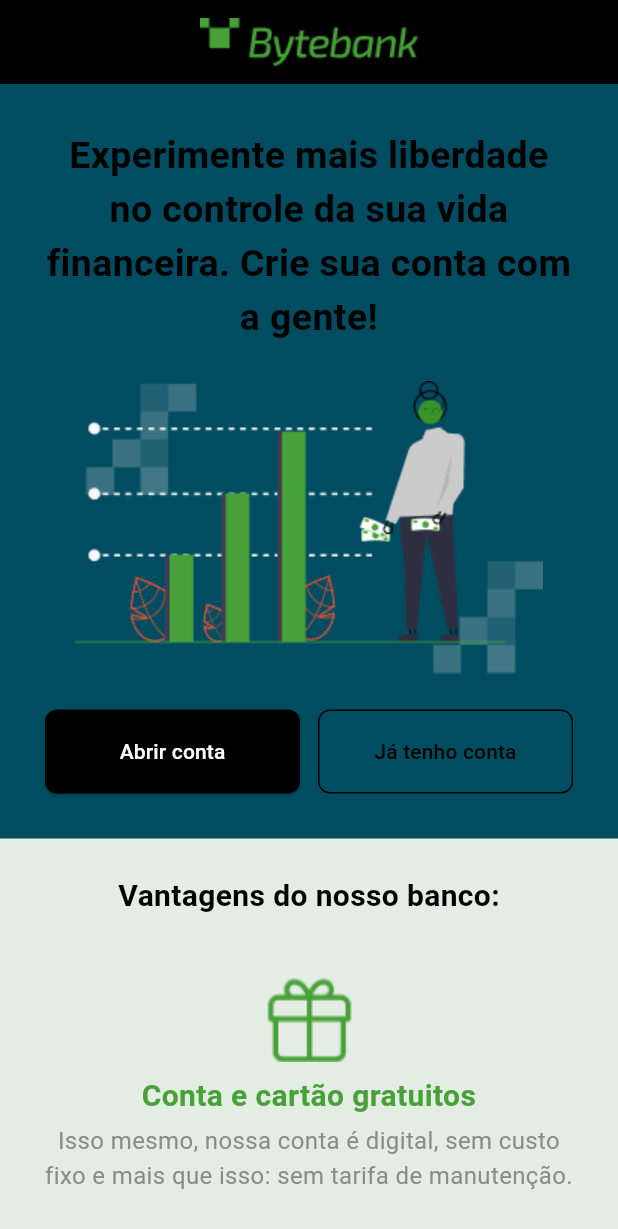
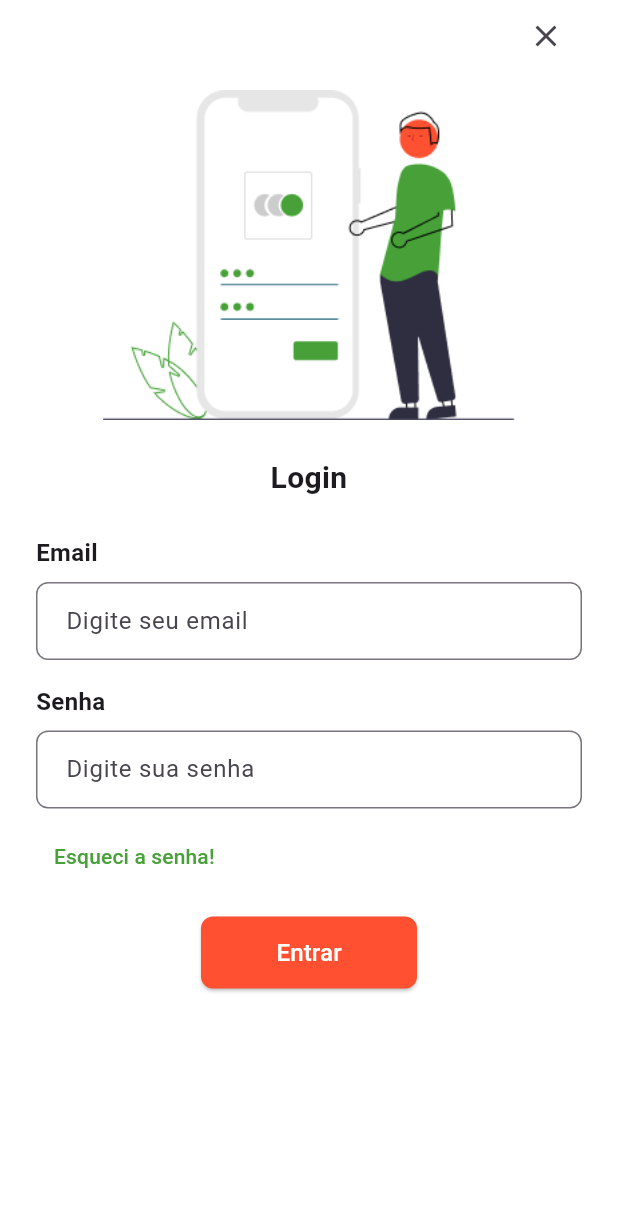
Before and after one commit to gioniemeyer/flutter_byte_bank, a Flutter app: the screen it shows after launch, after a tap on "Já tenho conta", on a phone screen of 412 x 824 dp. Shown: the top 1229 px of the screen. Run offline on Flutter 3.47's test engine with Material 3 defaults, Android fonts, the phone set to English and light mode, and no system bars.

Commit message:
adding login page

```diff
--- a/lib/components/landing_page.dart
+++ b/lib/components/landing_page.dart
@@ -62,7 +62,13 @@ class LandingPage extends StatelessWidget {
                           onPressed: () {
                             // abrir conta
                           },
-                          child: const Text('Abrir conta'),
+                          child: const Text(
+                            'Abrir conta',
+                            style: TextStyle(
+                              fontSize: 16,
+                              fontWeight: FontWeight.bold,
+                            ),
+                          ),
                         ),
                       ),
                       const SizedBox(width: 12),
@@ -70,16 +76,25 @@ class LandingPage extends StatelessWidget {
                         child: OutlinedButton(
                           style: OutlinedButton.styleFrom(
                             foregroundColor: AppColors.secondaryText,
-                            side: const BorderSide(color: AppColors.secondaryText),
+                            side: const BorderSide(
+                              color: AppColors.secondaryText,
+                              width: 2,
+                            ),
                             padding: const EdgeInsets.all(18),
                             shape: RoundedRectangleBorder(
                               borderRadius: BorderRadius.circular(8),
                             ),
                           ),
                           onPressed: () {
-                            Navigator.of(context).pushReplacementNamed(Routes.login);
+                            Navigator.of(context).pushNamed(Routes.login);
                           },
-                          child: const Text('Já tenho conta'),
+                          child: const Text(
+                            'Já tenho conta',
+                            style: TextStyle(
+                              fontSize: 16,
+                              fontWeight: FontWeight.bold,
+                            ),
+                          ),
                         ),
                       ),
                     ],
@@ -106,25 +121,25 @@ class LandingPage extends StatelessWidget {
               image: 'assets/images/icon1.png',
               title: 'Conta e cartão gratuitos',
               description:
-                  'Isso mesmo, nossa conta é digital, sem custo fixo e mais que isso: sem tarifa de manutenção.',
+                'Isso mesmo, nossa conta é digital, sem custo fixo e mais que isso: sem tarifa de manutenção.',
             ),
             const _BenefitItem(
               image: 'assets/images/icon2.png',
               title: 'Saques sem custo',
               description:
-                  'Você pode sacar gratuitamente 4x por mês de qualquer Banco 24h.',
+                'Você pode sacar gratuitamente 4x por mês de qualquer Banco 24h.',
             ),
             const _BenefitItem(
               image: 'assets/images/icon3.png',
               title: 'Programa de pontos',
               description:
-                  'Você pode acumular pontos com suas compras no crédito sem pagar mensalidade!',
+                'Você pode acumular pontos com suas compras no crédito sem pagar mensalidade!',
             ),
             const _BenefitItem(
               image: 'assets/images/icon4.png',
               title: 'Seguro dispositivos',
               description:
-                  'Seus dispositivos móveis (computador e laptop) protegidos por uma mensalidade simbólica.',
+                'Seus dispositivos móveis (computador e laptop) protegidos por uma mensalidade simbólica.',
             ),
 
             const SizedBox(height: 32),
--- /dev/null
+++ b/lib/components/login.dart
@@ -0,0 +1,145 @@
+import 'package:flutter/material.dart';
+import 'package:mobile_byte_bank/routes.dart';
+import 'package:mobile_byte_bank/theme/colors.dart';
+
+class LoginPage extends StatelessWidget {
+  const LoginPage({super.key});
+
+  @override
+  Widget build(BuildContext context) {
+    return Scaffold(
+      backgroundColor: AppColors.primaryText,
+      body: SafeArea(
+        child: SingleChildScrollView(
+          child: Padding(
+            padding: const EdgeInsets.symmetric(horizontal: 24),
+            child: Column(
+              crossAxisAlignment: CrossAxisAlignment.stretch,
+              children: [
+                // Botão fechar/voltar
+                Align(
+                  alignment: Alignment.topRight,
+                  child: IconButton(
+                    icon: const Icon(Icons.close),
+                    onPressed: () {
+                      Navigator.of(context).pop();
+                    },
+                  ),
+                ),
+
+                const SizedBox(height: 12),
+
+                Image.asset(
+                  'assets/images/login.png',
+                  height: 220,
+                  fit: BoxFit.contain,
+                ),
+
+                const SizedBox(height: 24),
+
+                const Text(
+                  'Login',
+                  textAlign: TextAlign.center,
+                  style: TextStyle(
+                    fontSize: 20,
+                    fontWeight: FontWeight.bold,
+                  ),
+                ),
+
+                const SizedBox(height: 24),
+
+                const Text(
+                  'Email',
+                  style: TextStyle(
+                    fontWeight: FontWeight.bold,
+                    fontSize: 16,
+                    ),
+                ),
+                const SizedBox(height: 8),
+                TextField(
+                  decoration: InputDecoration(
+                    hintText: 'Digite seu email',
+                    border: OutlineInputBorder(
+                      borderRadius: BorderRadius.circular(8),
+                    ),
+                    contentPadding: const EdgeInsets.symmetric(
+                      horizontal: 16,
+                      vertical: 14,
+                    ),
+                  ),
+                ),
+
+                const SizedBox(height: 16),
+
+                const Text(
+                  'Senha',
+                  style: TextStyle(
+                    fontWeight: FontWeight.bold,
+                    fontSize: 16,
+                  ),
+                ),
+                const SizedBox(height: 8),
+                TextField(
+                  obscureText: true,
+                  decoration: InputDecoration(
+                    hintText: 'Digite sua senha',
+                    border: OutlineInputBorder(
+                      borderRadius: BorderRadius.circular(8),
+                    ),
+                    contentPadding: const EdgeInsets.symmetric(
+                      horizontal: 16,
+                      vertical: 14,
+                    ),
+                  ),
+                ),
+
+                const SizedBox(height: 8),
+
+                Align(
+                  alignment: Alignment.centerLeft,
+                  child: TextButton(
+                    onPressed: () {
+                      // ação esqueci senha
+                    },
+                    child: const Text(
+                      'Esqueci a senha!',
+                      style: TextStyle(color: AppColors.third),
+                    ),
+                  ),
+                ),
+
+                const SizedBox(height: 16),
+
+                Align(
+                  alignment: Alignment.center,
+                  child: SizedBox(
+                    width: 144,
+                    height: 48,
+                    child: ElevatedButton(
+                      style: ElevatedButton.styleFrom(
+                        backgroundColor: AppColors.secondary,
+                        foregroundColor: AppColors.primaryText,
+                        shape: RoundedRectangleBorder(
+                          borderRadius: BorderRadius.circular(8),
+                        ),
+                      ),
+                      onPressed: () {
+                        // ação login
+                      },
+                      child: const Text(
+                        'Entrar',
+                        style: TextStyle(fontSize: 16),
+                      ),
+                    ),
+                  ),
+                ),
+
+                const SizedBox(height: 24),
+              ],
+            ),
+          ),
+        ),
+      ),
+    );
+  }
+}
--- a/lib/main.dart
+++ b/lib/main.dart
@@ -2,6 +2,7 @@ import 'package:flutter/material.dart';
 import 'package:intl/date_symbol_data_local.dart';
 import 'package:mobile_byte_bank/components/home.dart';
 import 'package:mobile_byte_bank/components/landing_page.dart';
+import 'package:mobile_byte_bank/components/login.dart';
 import 'package:mobile_byte_bank/routes.dart';
 import 'package:mobile_byte_bank/state/sidebar_controller.dart';
 
@@ -21,6 +22,7 @@ class MyApp extends StatelessWidget {
       initialRoute: Routes.landingPage,
       routes: {
         Routes.landingPage: (_) => LandingPage(),
+        Routes.login: (_) => LoginPage(),
         Routes.inicio: (_) => HomePage(
           controller: SidebarController(),
         ),
```
Also changed, not shown: assets/images/login.png (added).
